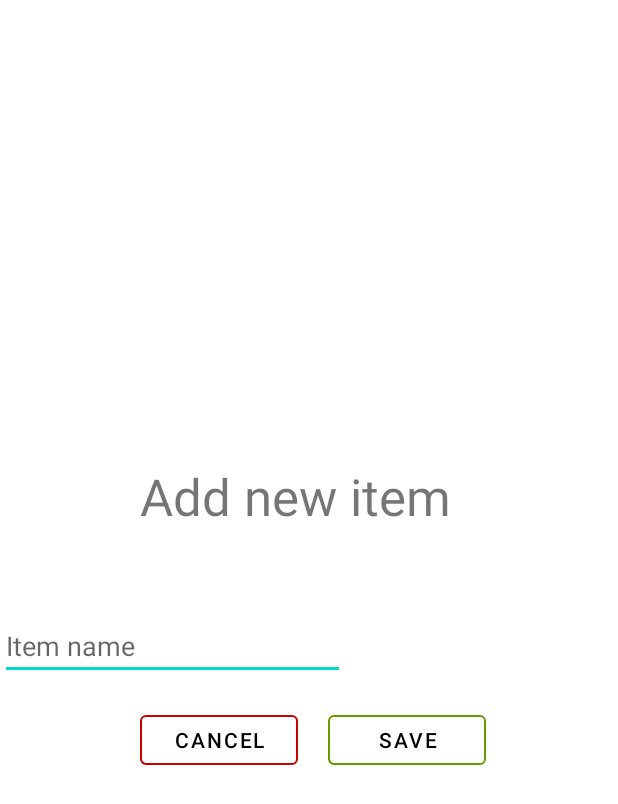
After one commit to kamilernerd/ShoppingListApp, an Android app: the layout add_new_item_dialog_fragment.xml on its own in the app's theme, with its tools: preview values and no code run, on a phone screen of 412 x 824 dp. The commit adds this screen. Shown: the top 804 px of the screen. Run offline under Robolectric (Android 15) with nearby library versions, the phone set to English and light mode, and no system bars.

Commit message:
Add list of items inside a list and firebase support for that

```diff
--- a/app/src/main/java/com/kamil/shoppinglist/ListCollectionAdapter.kt
+++ b/app/src/main/java/com/kamil/shoppinglist/ListCollectionAdapter.kt
@@ -11,6 +11,7 @@ import com.google.firebase.database.*
 import com.kamil.shoppinglist.AuthFragment.Companion.TAG
 import com.kamil.shoppinglist.ListContentActivity.Companion.LIST_ID
 import com.kamil.shoppinglist.ListContentActivity.Companion.LIST_NAME
+import com.kamil.shoppinglist.ListContentActivity.Companion.USER_ID
 import com.kamil.shoppinglist.data.ListData
 import com.kamil.shoppinglist.databinding.ListLayoutBinding
 import com.kamil.shoppinglist.viewmodels.ListsCollectionViewModel
@@ -43,6 +44,7 @@ class ListCollectionAdapter(
                 val intent = Intent(view, ListContentActivity::class.java)
                     .putExtra(LIST_ID, position.toString())
                     .putExtra(LIST_NAME, list.listName)
+                    .putExtra(USER_ID, list.userId)
                 view.startActivity(intent)
             }
         })
@@ -51,8 +53,8 @@ class ListCollectionAdapter(
         holder.binding.deleteListButton.setOnClickListener {
             Log.println(Log.INFO, "REMOVET AT INDEX ", position.toString())
             Log.println(Log.INFO, "REMOVET LIST AT ", listsCollectionViewModel.getItems()[position].listName.toString())
-
-//            listsCollectionViewModel.deleteItem(position, holder)
+            listsCollectionViewModel.deleteItem(position)
+            notifyItemRemoved(position)
         }
     }
 
--- a/app/src/main/java/com/kamil/shoppinglist/ListItemsAdapter.kt
+++ b/app/src/main/java/com/kamil/shoppinglist/ListItemsAdapter.kt
@@ -11,10 +11,10 @@ import com.kamil.shoppinglist.databinding.ListLayoutBinding
 import com.kamil.shoppinglist.viewmodels.ListItemsViewModel
 
 class ListItemsAdapter(
-    ListId: String
+    private val listItemsViewModel: ListItemsViewModel,
+    private val ListId: String
 ): RecyclerView.Adapter<ListItemsAdapter.ViewHolder>() {
 
-    private val listItemsViewModel = ListItemsViewModel()
     private val listId = ListId
 
     class ViewHolder(val binding: ListItemLayoutBinding, val listId: String) : RecyclerView.ViewHolder(binding.root) {
@@ -39,7 +39,7 @@ class ListItemsAdapter(
             Log.println(Log.INFO, "REMOVET AT INDEX ", itemPosition.toString())
             Log.println(Log.INFO, "REMOVET LIST AT ", listItemsViewModel.getItems()[itemPosition].itemName.toString())
 
-            listItemsViewModel.deleteItem(itemPosition, holder)
+            listItemsViewModel.deleteItem(itemPosition)
             notifyItemRemoved(itemPosition)
         }
     }
--- a/app/src/main/java/com/kamil/shoppinglist/MainActivity.kt
+++ b/app/src/main/java/com/kamil/shoppinglist/MainActivity.kt
@@ -48,6 +48,11 @@ class MainActivity : AppCompatActivity() {
                 binding.magicSpinner.visibility = View.GONE
                 binding.listCollectionParentContainer.visibility = View.VISIBLE
             }
+            // Add check if dataset is = 0 then display some cool text
+
+        }.addOnCanceledListener {
+            // TODO
+            // Add small text saying that list could not be fetched
         }
 
         binding.addNewButton.setOnClickListener {
@@ -57,7 +62,6 @@ class MainActivity : AppCompatActivity() {
             ).show(
                 supportFragmentManager, AddNewListDialogFragment.TAG
             )
-//            listCollectionAdapter.notifyDataSetChanged()
         }
     }
 }
--- a/app/src/main/java/com/kamil/shoppinglist/data/ListItem.kt
+++ b/app/src/main/java/com/kamil/shoppinglist/data/ListItem.kt
@@ -1,3 +1,5 @@
 package com.kamil.shoppinglist.data
 
-data class ListItem(val id: String, val itemName: String, val listId: String)
+data class ListItem(val id: String, val itemName: String, val listId: String) {
+    constructor() : this("", "", "") {}
+}
--- a/app/src/main/res/layout/activity_main.xml
+++ b/app/src/main/res/layout/activity_main.xml
@@ -72,7 +72,6 @@
         style="?android:attr/progressBarStyle"
         android:layout_width="wrap_content"
         android:layout_height="wrap_content"
-        android:visibility="gone"
         app:layout_anchor="@+id/listsContainer"
         app:layout_anchorGravity="center" />
 
--- /dev/null
+++ b/app/src/main/res/layout/add_new_item_dialog_fragment.xml
@@ -0,0 +1,64 @@
+<?xml version="1.0" encoding="utf-8"?>
+<androidx.constraintlayout.widget.ConstraintLayout xmlns:android="http://schemas.android.com/apk/res/android"
+    xmlns:app="http://schemas.android.com/apk/res-auto"
+    xmlns:tools="http://schemas.android.com/tools"
+    android:id="@+id/dialogBody"
+    android:layout_width="match_parent"
+    android:layout_height="240dp"
+    android:layout_gravity="center_vertical">
+
+    <TextView
+        android:id="@+id/createNewItemText"
+        android:layout_width="230dp"
+        android:layout_height="45dp"
+        android:text="@string/createNewItemText"
+        android:textSize="34sp"
+        app:layout_constraintBottom_toBottomOf="parent"
+        app:layout_constraintEnd_toEndOf="parent"
+        app:layout_constraintHorizontal_bias="0.513"
+        app:layout_constraintStart_toStartOf="parent"
+        app:layout_constraintTop_toTopOf="parent"
+        app:layout_constraintVertical_bias="0.082" />
+
+    <Button
+        android:id="@+id/dialogSaveButton"
+        style="@style/Widget.MaterialComponents.Button.OutlinedButton"
+        android:layout_width="105dp"
+        android:layout_height="45dp"
+        android:layout_marginEnd="88dp"
+        android:layout_marginBottom="16dp"
+        android:text="@string/save"
+        android:textColor="@color/black"
+        app:layout_constraintBottom_toBottomOf="parent"
+        app:layout_constraintEnd_toEndOf="parent"
+        app:rippleColor="@android:color/holo_green_light"
+        app:strokeColor="@android:color/holo_green_dark" />
+
+    <Button
+        android:id="@+id/dialogCancelButton"
+        style="@style/Widget.MaterialComponents.Button.OutlinedButton"
+        android:layout_width="105dp"
+        android:layout_height="45dp"
+        android:layout_marginEnd="20dp"
+        android:layout_marginBottom="16dp"
+        android:text="@string/cancel"
+        android:textColor="@color/black"
+        app:layout_constraintBottom_toBottomOf="parent"
+        app:layout_constraintEnd_toStartOf="@+id/dialogSaveButton"
+        app:layout_constraintHorizontal_bias="1.0"
+        app:layout_constraintStart_toStartOf="parent"
+        app:rippleColor="@android:color/holo_red_light"
+        app:strokeColor="@android:color/holo_red_dark" />
+
+    <EditText
+        android:id="@+id/itemNameInputField"
+        android:layout_width="230dp"
+        android:layout_height="45dp"
+        android:layout_marginTop="37dp"
+        android:ems="10"
+        android:hint="@string/itemNameHint"
+        android:inputType="textPersonName"
+        app:layout_constraintBottom_toTopOf="@+id/dialogCancelButton"
+        app:layout_constraintTop_toBottomOf="@+id/createNewItemText"
+        tools:layout_editor_absoluteX="93dp" />
+</androidx.constraintlayout.widget.ConstraintLayout>
--- a/app/src/main/res/values/strings.xml
+++ b/app/src/main/res/values/strings.xml
@@ -1,10 +1,9 @@
 <resources>
     <string name="app_name">ShoppingList</string>
-    <!-- TODO: Remove or change this placeholder text -->
-    <string name="hello_blank_fragment">Hello blank fragment</string>
     <string name="cancel">Cancel</string>
     <string name="save">Save</string>
     <string name="createNewListText">Create new list</string>
+    <string name="createNewItemText">Add new item</string>
     <string name="listNameHint">List name</string>
     <string name="button_add_new_list_aria">Add new list</string>
     <string name="top_bar_text">Shopping lists</string>
```
Also changed, not shown: app/src/main/java/com/kamil/shoppinglist/ListContentActivity.kt (+38 -1 lines), app/src/main/java/com/kamil/shoppinglist/dialogs/AddNewItemDialogFragment.kt (added, +75 -0 lines), app/src/main/java/com/kamil/shoppinglist/viewmodels/ListItemsViewModel.kt (+49 -38 lines), app/src/main/java/com/kamil/shoppinglist/viewmodels/ListsCollectionViewModel.kt (+6 -2 lines), app/src/main/res/layout/list_content_activity.xml (+9 -4 lines).
